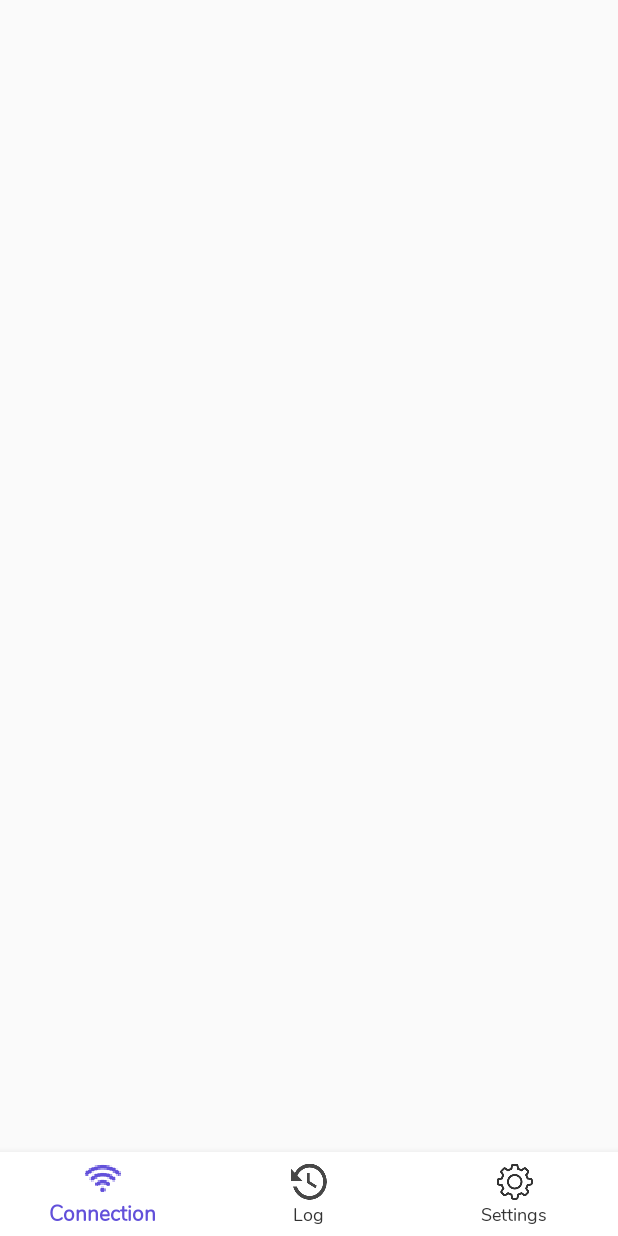
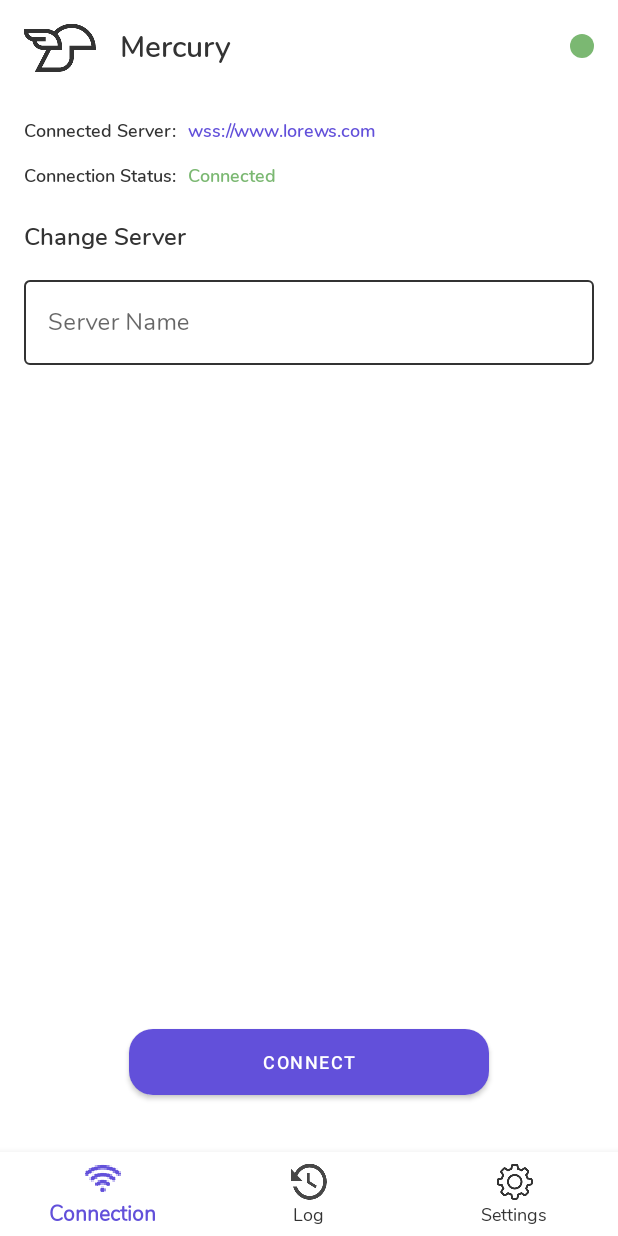
Before and after one commit to GhimpuLucianEduard/Mercury, an Android app: the screen it shows after launch (MainActivity), on a phone screen of 412 x 824 dp. Before the commit the screen is almost empty. Run offline under Robolectric (Android 15) with nearby library versions, the phone set to English and light mode, and no system bars.

Commit message:
Connection page ui

```diff
--- a/Mercury/app/build.gradle
+++ b/Mercury/app/build.gradle
@@ -28,7 +28,7 @@ dependencies {
     def nav_version = "2.1.0-rc01"
 
     implementation fileTree(dir: 'libs', include: ['*.jar'])
-    implementation"org.jetbrains.kotlin:kotlin-stdlib-jdk7:$kotlin_version"
+    implementation "org.jetbrains.kotlin:kotlin-stdlib-jdk7:$kotlin_version"
     implementation 'androidx.appcompat:appcompat:1.0.2'
     implementation 'androidx.core:core-ktx:1.0.2'
     implementation 'androidx.constraintlayout:constraintlayout:1.1.3'
@@ -42,6 +42,9 @@ dependencies {
 
     // Dagger2
     implementation 'com.google.dagger:dagger:2.24'
+    implementation 'androidx.legacy:legacy-support-v4:1.0.0'
+    implementation 'androidx.lifecycle:lifecycle-extensions:2.0.0'
+    implementation 'androidx.lifecycle:lifecycle-viewmodel-ktx:2.0.0'
     annotationProcessor 'com.google.dagger:dagger-compiler:2.24'
 
     // tests
--- a/Mercury/app/src/main/AndroidManifest.xml
+++ b/Mercury/app/src/main/AndroidManifest.xml
@@ -9,7 +9,7 @@
         android:roundIcon="@mipmap/ic_launcher_round"
         android:supportsRtl="true"
         android:theme="@style/AppTheme">
-        <activity android:name=".MainActivity">
+        <activity android:name=".UI.MainActivity">
             <intent-filter>
                 <action android:name="android.intent.action.MAIN" />
 
--- /dev/null
+++ b/Mercury/app/src/main/java/com/lucianghimpu/mercury/UI/ConnectionFragment.kt
@@ -0,0 +1,33 @@
+package com.lucianghimpu.mercury.UI
+
+import androidx.lifecycle.ViewModelProviders
+import android.os.Bundle
+import androidx.fragment.app.Fragment
+import android.view.LayoutInflater
+import android.view.View
+import android.view.ViewGroup
+
+import com.lucianghimpu.mercury.R
+
+class ConnectionFragment : Fragment() {
+
+    companion object {
+        fun newInstance() = ConnectionFragment()
+    }
+
+    private lateinit var viewModel: ConnectionViewModel
+
+    override fun onCreateView(
+        inflater: LayoutInflater, container: ViewGroup?,
+        savedInstanceState: Bundle?
+    ): View? {
+        return inflater.inflate(R.layout.connection_fragment, container, false)
+    }
+
+    override fun onActivityCreated(savedInstanceState: Bundle?) {
+        super.onActivityCreated(savedInstanceState)
+        viewModel = ViewModelProviders.of(this).get(ConnectionViewModel::class.java)
+        // TODO: Use the ViewModel
+    }
+
+}
--- /dev/null
+++ b/Mercury/app/src/main/java/com/lucianghimpu/mercury/UI/ConnectionViewModel.kt
@@ -0,0 +1,7 @@
+package com.lucianghimpu.mercury.UI
+
+import androidx.lifecycle.ViewModel;
+
+class ConnectionViewModel : ViewModel() {
+    // TODO: Implement the ViewModel
+}
--- a/Mercury/app/src/main/java/com/lucianghimpu/mercury/MainActivity.kt
+++ b/Mercury/app/src/main/java/com/lucianghimpu/mercury/UI/MainActivity.kt
@@ -1,7 +1,8 @@
-package com.lucianghimpu.mercury
+package com.lucianghimpu.mercury.UI
 
 import androidx.appcompat.app.AppCompatActivity
 import android.os.Bundle
+import com.lucianghimpu.mercury.R
 
 class MainActivity : AppCompatActivity() {
 
--- /dev/null
+++ b/Mercury/app/src/main/res/color/edit_text_outline_selector.xml
@@ -0,0 +1,5 @@
+<selector xmlns:android="http://schemas.android.com/apk/res/android">
+    <item android:color="@color/primaryBlack" android:state_focused="true"/>
+    <item android:color="@color/primaryBlack" android:state_hovered="true"/>
+    <item android:color="@color/primaryBlack"/>
+</selector>
--- /dev/null
+++ b/Mercury/app/src/main/res/drawable/connection_circle.xml
@@ -0,0 +1,5 @@
+<shape xmlns:android="http://schemas.android.com/apk/res/android"
+    android:shape="oval">
+    <solid
+        android:color="@color/connectionGreen"/>
+</shape>
--- /dev/null
+++ b/Mercury/app/src/main/res/drawable/edit_text_border.xml
@@ -0,0 +1,13 @@
+<?xml version="1.0" encoding="UTF-8"?>
+<shape xmlns:android="http://schemas.android.com/apk/res/android">
+
+    <stroke
+        android:width="1dp"
+        android:color="@color/primaryBlack"/>
+
+    <corners
+        android:bottomLeftRadius="4dp"
+        android:bottomRightRadius="4dp"
+        android:topLeftRadius="4dp"
+        android:topRightRadius="4dp"/>
+</shape>
--- /dev/null
+++ b/Mercury/app/src/main/res/drawable/rounded_button.xml
@@ -0,0 +1,22 @@
+<?xml version="1.0" encoding="utf-8"?>
+<selector xmlns:android="http://schemas.android.com/apk/res/android"
+    android:enterFadeDuration="@android:integer/config_shortAnimTime"
+    android:exitFadeDuration="@android:integer/config_shortAnimTime">
+
+    <item android:state_enabled="true">
+        <shape xmlns:android="http://schemas.android.com/apk/res/android" android:shape="rectangle">
+            <stroke android:width="1dp" android:color="@color/accentPurple" />
+            <corners android:radius="25dp" />
+            <solid android:color="@color/accentPurple" />
+        </shape>
+    </item>
+
+    <item android:state_enabled="false">
+        <shape xmlns:android="http://schemas.android.com/apk/res/android" android:shape="rectangle">
+            <stroke android:width="1dp" android:color="@color/accentPurpleHalfOpacity" />
+            <corners android:radius="25dp" />
+            <solid android:color="@color/accentPurpleHalfOpacity" />
+        </shape>
+    </item>
+
+</selector>
--- a/Mercury/app/src/main/res/layout/activity_main.xml
+++ b/Mercury/app/src/main/res/layout/activity_main.xml
@@ -4,13 +4,19 @@
     xmlns:tools="http://schemas.android.com/tools"
     android:layout_width="match_parent"
     android:layout_height="match_parent"
-    tools:context=".MainActivity">
+    tools:context=".UI.MainActivity">
 
     <fragment
         android:id="@+id/navigation_host_fragment"
         android:name="androidx.navigation.fragment.NavHostFragment"
         android:layout_width="match_parent"
-        android:layout_height="match_parent" />
+        android:layout_height="0dp"
+        app:defaultNavHost="true"
+        app:layout_constraintBottom_toTopOf="@+id/bottom_navigation_bar"
+        app:layout_constraintEnd_toEndOf="parent"
+        app:layout_constraintStart_toStartOf="parent"
+        app:layout_constraintTop_toTopOf="parent"
+        app:navGraph="@navigation/navigation_graph" />
 
     <com.google.android.material.bottomnavigation.BottomNavigationView
         android:id="@+id/bottom_navigation_bar"
@@ -20,7 +26,10 @@
         app:itemIconTint="@color/bottom_navigation_bar_tint_selector"
         app:itemTextAppearanceActive="@style/ActiveTextBottomNavBar"
         app:itemTextAppearanceInactive="@style/InactiveTextBottomNavBar"
-        app:layout_constraintBottom_toBottomOf="@+id/navigation_host_fragment"
+        app:itemTextColor="@color/bottom_navigation_bar_tint_selector"
+        app:layout_constraintBottom_toBottomOf="parent"
+        app:layout_constraintEnd_toEndOf="parent"
+        app:layout_constraintStart_toStartOf="parent"
         app:menu="@menu/bottom_navigation_menu" />
 
 </androidx.constraintlayout.widget.ConstraintLayout>
--- /dev/null
+++ b/Mercury/app/src/main/res/layout/connection_fragment.xml
@@ -0,0 +1,120 @@
+<?xml version="1.0" encoding="utf-8"?>
+<androidx.constraintlayout.widget.ConstraintLayout xmlns:android="http://schemas.android.com/apk/res/android"
+    xmlns:app="http://schemas.android.com/apk/res-auto"
+    xmlns:tools="http://schemas.android.com/tools"
+    android:layout_width="match_parent"
+    android:layout_height="match_parent"
+    android:clickable="true"
+    android:focusable="true"
+    android:focusableInTouchMode="true"
+    tools:context=".UI.ConnectionFragment">
+
+    <ImageView
+        android:id="@+id/logo"
+        android:layout_width="48dp"
+        android:layout_height="32dp"
+        android:layout_marginStart="16dp"
+        android:layout_marginTop="16dp"
+        android:background="@drawable/hermes"
+        app:layout_constraintStart_toStartOf="parent"
+        app:layout_constraintTop_toTopOf="parent" />
+
+    <TextView
+        android:id="@+id/textView"
+        android:layout_width="wrap_content"
+        android:layout_height="wrap_content"
+        android:layout_marginStart="16dp"
+        android:layout_marginTop="16dp"
+        android:fontFamily="@font/nunito_semibold"
+        android:text="@string/app_name"
+        android:textColor="@color/primaryBlack"
+        android:textSize="20sp"
+        app:layout_constraintStart_toEndOf="@+id/logo"
+        app:layout_constraintTop_toTopOf="parent" />
+
+    <ImageView
+        style="@style/ConnectionStatusImageView"
+        android:layout_marginEnd="16dp"
+        app:layout_constraintBottom_toBottomOf="@+id/textView"
+        app:layout_constraintEnd_toEndOf="parent"
+        app:layout_constraintTop_toTopOf="@+id/textView" />
+
+    <TextView
+        android:id="@+id/connectedServerTag"
+        style="@style/SmallLabel"
+        android:layout_marginStart="16dp"
+        android:layout_marginTop="30dp"
+        android:text="@string/connected_server"
+        app:layout_constraintStart_toStartOf="parent"
+        app:layout_constraintTop_toBottomOf="@+id/logo" />
+
+    <TextView
+        style="@style/SmallLabel"
+        android:layout_marginStart="8dp"
+        android:text="wss://www.lorews.com"
+        android:textColor="@color/accentPurple"
+        app:layout_constraintBottom_toBottomOf="@+id/connectedServerTag"
+        app:layout_constraintStart_toEndOf="@+id/connectedServerTag"
+        app:layout_constraintTop_toTopOf="@+id/connectedServerTag" />
+
+    <TextView
+        android:id="@+id/connectionStatusTag"
+        style="@style/SmallLabel"
+        android:layout_marginStart="16dp"
+        android:layout_marginTop="12dp"
+        android:text="@string/connection_status"
+        app:layout_constraintStart_toStartOf="parent"
+        app:layout_constraintTop_toBottomOf="@+id/connectedServerTag" />
+
+    <TextView
+        style="@style/SmallLabel"
+        android:layout_marginStart="8dp"
+        android:text="@string/connected"
+        android:textColor="@color/connectionGreen"
+        app:layout_constraintBottom_toBottomOf="@+id/connectionStatusTag"
+        app:layout_constraintStart_toEndOf="@+id/connectionStatusTag"
+        app:layout_constraintTop_toTopOf="@+id/connectionStatusTag" />
+
+    <TextView
+        android:id="@+id/changeServerLabel"
+        style="@style/MediumLabel"
+        android:layout_marginStart="16dp"
+        android:layout_marginTop="20sp"
+        android:text="@string/change_server"
+        app:layout_constraintStart_toStartOf="parent"
+        app:layout_constraintTop_toBottomOf="@+id/connectionStatusTag" />
+
+    <com.google.android.material.textfield.TextInputLayout
+        style="@style/Widget.MaterialComponents.TextInputLayout.OutlinedBox"
+        android:layout_width="match_parent"
+        android:layout_height="wrap_content"
+        android:layout_marginStart="16dp"
+        android:layout_marginTop="12dp"
+        android:layout_marginEnd="16dp"
+        app:boxCornerRadiusBottomEnd="4dp"
+        app:boxStrokeColor="@color/edit_text_outline_selector"
+        app:boxStrokeWidth="1dp"
+        android:hint="@string/server_name"
+        app:layout_constraintEnd_toEndOf="parent"
+        app:layout_constraintStart_toStartOf="parent"
+        app:layout_constraintTop_toBottomOf="@+id/changeServerLabel">
+
+        <com.google.android.material.textfield.TextInputEditText
+            style="@style/BaseEditText"
+            android:layout_width="match_parent"
+            android:layout_height="wrap_content" />
+    </com.google.android.material.textfield.TextInputLayout>
+
+    <com.google.android.material.button.MaterialButton
+        android:layout_height="56dp"
+        android:layout_width="240dp"
+        android:layout_marginBottom="32dp"
+        android:text="@string/connect"
+        android:textSize="12sp"
+        app:cornerRadius="16dp"
+        app:backgroundTint="@color/accentPurple"
+        app:layout_constraintBottom_toBottomOf="parent"
+        app:layout_constraintEnd_toEndOf="parent"
+        app:layout_constraintStart_toStartOf="parent" />
+
+</androidx.constraintlayout.widget.ConstraintLayout>
--- a/Mercury/app/src/main/res/navigation/navigation_graph.xml
+++ b/Mercury/app/src/main/res/navigation/navigation_graph.xml
@@ -1,6 +1,13 @@
 <?xml version="1.0" encoding="utf-8"?>
 <navigation xmlns:android="http://schemas.android.com/apk/res/android"
-            xmlns:app="http://schemas.android.com/apk/res-auto"
-            android:id="@+id/navigation_graph">
+    xmlns:app="http://schemas.android.com/apk/res-auto"
+    xmlns:tools="http://schemas.android.com/tools"
+    android:id="@+id/navigation_graph"
+    app:startDestination="@id/connectionFragment">
 
+    <fragment
+        android:id="@+id/connectionFragment"
+        android:name="com.lucianghimpu.mercury.UI.ConnectionFragment"
+        android:label="connection_fragment"
+        tools:layout="@layout/connection_fragment"/>
 </navigation>
--- a/Mercury/app/src/main/res/values/colors.xml
+++ b/Mercury/app/src/main/res/values/colors.xml
@@ -10,6 +10,7 @@
     <color name="primaryBlack">#333333</color>
     <color name="accentGreen">#75D6A1</color>
     <color name="accentPurple">#6250DA</color>
+    <color name="accentPurpleHalfOpacity">#806250DA</color>
     <color name="pureWhite">#FFFFFF</color>
 
     <!-- Connection Colors -->
--- a/Mercury/app/src/main/res/values/strings.xml
+++ b/Mercury/app/src/main/res/values/strings.xml
@@ -3,4 +3,10 @@
     <string name="connection">Connection</string>
     <string name="log">Log</string>
     <string name="settings">Settings</string>
+    <string name="connected_server">Connected Server:</string>
+    <string name="connection_status">Connection Status:</string>
+    <string name="connected">Connected</string>
+    <string name="change_server">Change Server</string>
+    <string name="server_name">Server Name</string>
+    <string name="connect">connect</string>
 </resources>
--- a/Mercury/app/src/main/res/values/styles.xml
+++ b/Mercury/app/src/main/res/values/styles.xml
@@ -1,12 +1,15 @@
 <resources>
 
     <!-- Base application theme. -->
-    <style name="AppTheme" parent="Theme.AppCompat.Light.NoActionBar">
+    <style name="AppTheme"
+           parent="Theme.MaterialComponents.Light.DarkActionBar">
         <!-- Customize your theme here. -->
         <item name="colorPrimary">@color/colorPrimary</item>
         <item name="colorPrimaryDark">@color/colorPrimaryDark</item>
         <item name="colorAccent">@color/colorAccent</item>
-        <item name="android:statusBarColor">@color/pureWhite</item>
+        <item name="windowNoTitle">true</item>
+        <item name="windowActionBarOverlay">true</item>
+        <item name="android:statusBarColor">@color/accentPurple</item>
     </style>
 
     <style name="ActiveTextBottomNavBar">
@@ -19,4 +22,51 @@
         <item name="android:textColor">@color/primaryBlack</item>
     </style>
 
+    <style name="ConnectionStatusImageView">
+        <item name="android:layout_width">16dp</item>
+        <item name="android:layout_height">16dp</item>
+        <item name="android:background">@drawable/connection_circle</item>
+    </style>
+
+    <style name="TitleLabel">
+        <item name="android:layout_width">wrap_content</item>
+        <item name="android:layout_height">wrap_content</item>
+        <item name="android:fontFamily">@font/nunito_semibold</item>
+        <item name="android:textColor">@color/primaryBlack</item>
+        <item name="android:textSize">20sp</item>
+    </style>
+
+    <style name="MediumLabel">
+        <item name="android:layout_width">wrap_content</item>
+        <item name="android:layout_height">wrap_content</item>
+        <item name="android:fontFamily">@font/nunito_semibold</item>
+        <item name="android:textColor">@color/primaryBlack</item>
+        <item name="android:textSize">16sp</item>
+    </style>
+
+    <style name="SmallLabel">
+        <item name="android:layout_width">wrap_content</item>
+        <item name="android:layout_height">wrap_content</item>
+        <item name="android:fontFamily">@font/nunito_semibold</item>
+        <item name="android:textColor">@color/primaryBlack</item>
+        <item name="android:textSize">12sp</item>
+    </style>
+
+
+    <style name="BaseEditText">
+        <item name="android:maxLines">1</item>
+        <item name="android:inputType">text</item>
+        <item name="android:textColor">@color/primaryBlack</item>
+        <item name="android:fontFamily">@font/nunito_regular</item>
+    </style>
+
+    <style name="BaseButton">
+        <item name="android:layout_width">196dp</item>
+        <item name="android:layout_height">wrap_content</item>
+        <item name="android:background">@drawable/rounded_button</item>
+        <item name="android:fontFamily">@font/nunito_semibold</item>
+        <item name="android:textAllCaps">true</item>
+        <item name="android:textColor">@color/pureWhite</item>
+    </style>
+
 </resources>
```
